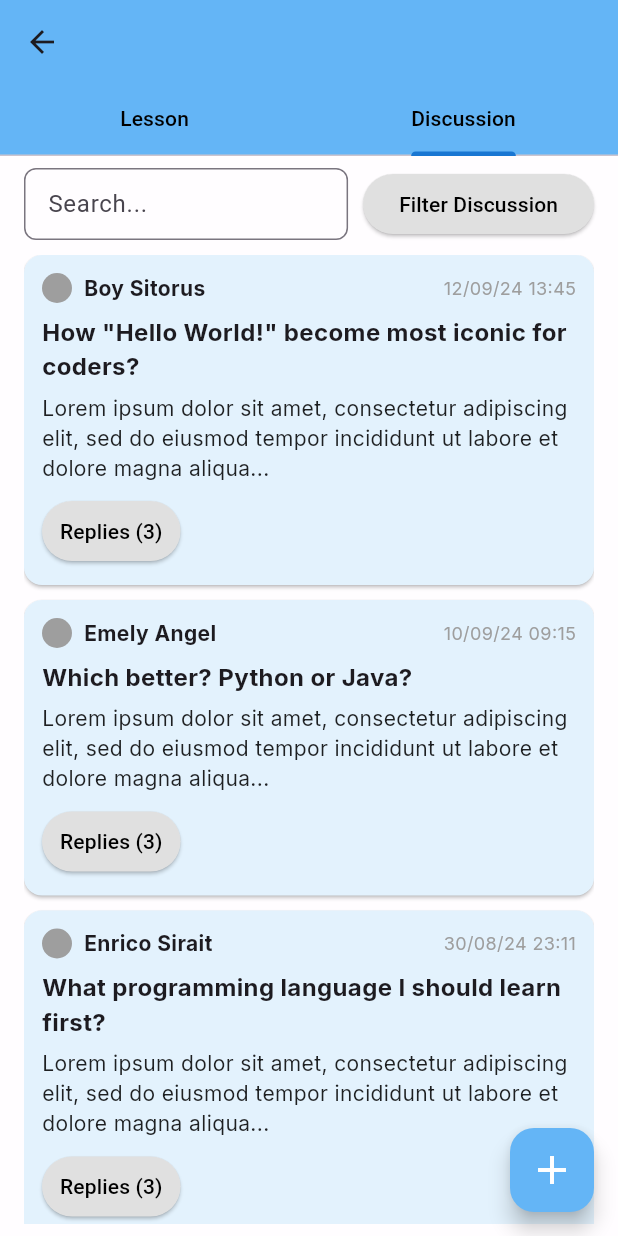
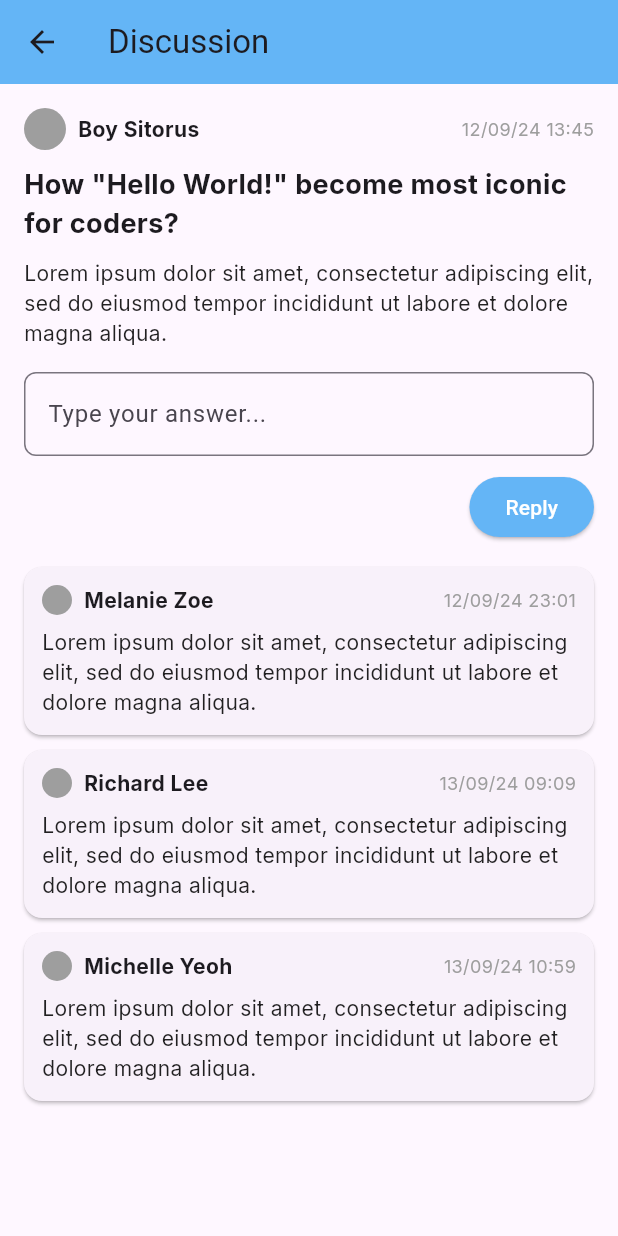
Before and after one commit to Gracesiamrbn/Progamify-mobile, a Flutter app: the TopicCourseScreen screen opened directly with empty values, tab 2 chosen, after a tap on "Replies (3)", on a phone screen of 412 x 824 dp. Run offline on Flutter 3.47's test engine with Material 3 defaults, Android fonts, the phone set to English and light mode, and no system bars; our stand-ins replace flutter_native_splash, flutter_svg, google_fonts.

Commit message:
topics n inside

```diff
--- /dev/null
+++ b/lib/presentation/screens/topic/discussion_reply_screen.dart
@@ -0,0 +1,149 @@
+import 'package:flutter/material.dart';
+import 'package:google_fonts/google_fonts.dart';
+
+class DiscussionReplyScreen extends StatelessWidget {
+  final String discussionTitle;
+  final String author;
+  final String date;
+
+  const DiscussionReplyScreen({
+    super.key,
+    required this.discussionTitle,
+    required this.author,
+    required this.date,
+  });
+
+  @override
+  Widget build(BuildContext context) {
+    return Scaffold(
+      appBar: AppBar(
+        backgroundColor: Colors.blue[300],
+        title: const Text('Discussion'),
+        leading: IconButton(
+          icon: const Icon(Icons.arrow_back),
+          onPressed: () {
+            Navigator.pop(context);
+          },
+        ),
+      ),
+      body: Padding(
+        padding: const EdgeInsets.all(16.0),
+        child: Column(
+          crossAxisAlignment: CrossAxisAlignment.start,
+          children: [
+            Row(
+              children: [
+                const CircleAvatar(
+                  backgroundColor: Colors.grey,
+                  radius: 14,
+                ),
+                const SizedBox(width: 8),
+                Text(
+                  author,
+                  style: GoogleFonts.inter(
+                    fontWeight: FontWeight.bold,
+                  ),
+                ),
+                const Spacer(),
+                Text(
+                  date,
+                  style: GoogleFonts.inter(fontSize: 12, color: Colors.grey),
+                ),
+              ],
+            ),
+            const SizedBox(height: 10),
+            Text(
+              discussionTitle,
+              style: GoogleFonts.inter(
+                fontSize: 18,
+                fontWeight: FontWeight.bold,
+              ),
+            ),
+            const SizedBox(height: 10),
+            Text(
+              'Lorem ipsum dolor sit amet, consectetur adipiscing elit, sed do eiusmod tempor incididunt ut labore et dolore magna aliqua.',
+              style: GoogleFonts.inter(fontSize: 14, color: Colors.black87),
+            ),
+            const SizedBox(height: 16),
+            TextField(
+              decoration: InputDecoration(
+                hintText: 'Type your answer...',
+                border: OutlineInputBorder(
+                  borderRadius: BorderRadius.circular(8),
+                ),
+              ),
+            ),
+            const SizedBox(height: 10),
+            Align(
+              alignment: Alignment.centerRight,
+              child: ElevatedButton(
+                onPressed: () {},
+                style: ElevatedButton.styleFrom(
+                  backgroundColor: Colors.blue[300],
+                  foregroundColor: Colors.white,
+                ),
+                child: const Text('Reply'),
+              ),
+            ),
+            const SizedBox(height: 16),
+            Expanded(
+              child: ListView(
+                children: const [
+                  _ReplyItem(name: 'Melanie Zoe', date: '12/09/24 23:01'),
+                  _ReplyItem(name: 'Richard Lee', date: '13/09/24 09:09'),
+                  _ReplyItem(name: 'Michelle Yeoh', date: '13/09/24 10:59'),
+                ],
+              ),
+            ),
+          ],
+        ),
+      ),
+    );
+  }
+}
+
+class _ReplyItem extends StatelessWidget {
+  final String name;
+  final String date;
+
+  const _ReplyItem({required this.name, required this.date});
+
+  @override
+  Widget build(BuildContext context) {
+    return Card(
+      shape: RoundedRectangleBorder(borderRadius: BorderRadius.circular(12)),
+      margin: const EdgeInsets.only(bottom: 10),
+      child: Padding(
+        padding: const EdgeInsets.all(12),
+        child: Column(
+          crossAxisAlignment: CrossAxisAlignment.start,
+          children: [
+            Row(
+              children: [
+                const CircleAvatar(
+                  backgroundColor: Colors.grey,
+                  radius: 10,
+                ),
+                const SizedBox(width: 8),
+                Text(
+                  name,
+                  style: GoogleFonts.inter(fontWeight: FontWeight.bold),
+                ),
+                const Spacer(),
+                Text(
+                  date,
+                  style: GoogleFonts.inter(fontSize: 12, color: Colors.grey),
+                ),
+              ],
+            ),
+            const SizedBox(height: 8),
+            Text(
+              'Lorem ipsum dolor sit amet, consectetur adipiscing elit, sed do eiusmod tempor incididunt ut labore et dolore magna aliqua.',
+              style: GoogleFonts.inter(fontSize: 14, color: Colors.black87),
+            ),
+          ],
+        ),
+      ),
+    );
+  }
+}
--- a/lib/presentation/screens/topic/topic_course_screen.dart
+++ b/lib/presentation/screens/topic/topic_course_screen.dart
@@ -1,5 +1,6 @@
 import 'package:flutter/material.dart';
 import 'package:google_fonts/google_fonts.dart';
+import 'discussion_reply_screen.dart'; // Import halaman reply
 
 class TopicCourseScreen extends StatefulWidget {
   final String topicTitle;
@@ -18,19 +19,25 @@ class _TopicCourseScreenState extends State<TopicCourseScreen>
   void initState() {
     super.initState();
     _tabController = TabController(length: 2, vsync: this);
+    _tabController.addListener(_handleTabChange);
   }
 
   @override
   void dispose() {
+    _tabController.removeListener(_handleTabChange);
     _tabController.dispose();
     super.dispose();
+  }
+
+  void _handleTabChange() {
+    setState(() {}); // Perbarui tampilan saat tab berubah
   }
 
   @override
   Widget build(BuildContext context) {
     return Scaffold(
       appBar: AppBar(
-        backgroundColor: Colors.blue[300], // Warna AppBar biru muda
+        backgroundColor: Colors.blue[300],
         title: Text(
           widget.topicTitle,
           style: GoogleFonts.inter(
@@ -50,7 +57,7 @@ class _TopicCourseScreenState extends State<TopicCourseScreen>
         ),
       ),
       body: Container(
-        color: Colors.white70, // Background fragment warna putih transparan
+        color: Colors.white70,
         child: TabBarView(
           controller: _tabController,
           children: [
@@ -59,13 +66,15 @@ class _TopicCourseScreenState extends State<TopicCourseScreen>
           ],
         ),
       ),
-      floatingActionButton: FloatingActionButton(
+      floatingActionButton: _tabController.index == 1
+          ? FloatingActionButton(
               backgroundColor: Colors.blue[300],
               onPressed: () {
                 // Aksi ketika tombol tambah diklik
               },
               child: const Icon(Icons.add, size: 32, color: Colors.white),
-      ),
+            )
+          : null, // Tidak menampilkan tombol di tab "Lesson"
     );
   }
 
@@ -152,6 +161,21 @@ class _TopicCourseScreenState extends State<TopicCourseScreen>
         "date": "29/08/24 10:00",
         "title": "Why so many programming language?",
       },
+      {
+        "name": "Boy Sitorus",
+        "date": "12/09/24 13:45",
+        "title": "How \"Hello World!\" become most iconic for coders?",
+      },
+      {
+        "name": "Emely Angel",
+        "date": "10/09/24 09:15",
+        "title": "Which better? Python or Java?",
+      },
+      {
+        "name": "Enrico Sirait",
+        "date": "30/08/24 23:11",
+        "title": "What programming language I should learn first?",
+      },
     ];
 
     return Padding(
@@ -187,7 +211,21 @@ class _TopicCourseScreenState extends State<TopicCourseScreen>
             child: ListView.builder(
               itemCount: discussions.length,
               itemBuilder: (context, index) {
-                return Card(
+                return InkWell(
+                  onTap: () {
+                    // Navigasi ke DiscussionReplyScreen saat Card diklik
+                    Navigator.push(
+                      context,
+                      MaterialPageRoute(
+                        builder: (context) => DiscussionReplyScreen(
+                          discussionTitle: discussions[index]['title']!,
+                          author: discussions[index]['name']!,
+                          date: discussions[index]['date']!,
+                        ),
+                      ),
+                    );
+                  },
+                  child: Card(
                     color: Colors.blue[50],
                     shape: RoundedRectangleBorder(
                       borderRadius: BorderRadius.circular(12),
@@ -229,7 +267,7 @@ class _TopicCourseScreenState extends State<TopicCourseScreen>
                           ),
                           const SizedBox(height: 6),
                           Text(
-                          'Lorem ipsum dolor sit amet, consectetur adipiscing elit, sed do eiusmod tempor incididunt ut labore et dolore magna aliqua...',
+                            'Lorem ipsum dolor sit amet, consectetur adipiscing elit...',
                             style: GoogleFonts.inter(
                                 fontSize: 14, color: Colors.black87),
                           ),
@@ -237,7 +275,20 @@ class _TopicCourseScreenState extends State<TopicCourseScreen>
                           Align(
                             alignment: Alignment.centerLeft,
                             child: ElevatedButton(
-                            onPressed: () {},
+                              onPressed: () {
+                                // Navigasi ke DiscussionReplyScreen saat button diklik
+                                Navigator.push(
+                                  context,
+                                  MaterialPageRoute(
+                                    builder: (context) => DiscussionReplyScreen(
+                                      discussionTitle: discussions[index]
+                                          ['title']!,
+                                      author: discussions[index]['name']!,
+                                      date: discussions[index]['date']!,
+                                    ),
+                                  ),
+                                );
+                              },
                               style: ElevatedButton.styleFrom(
                                 backgroundColor: Colors.grey.shade300,
                                 foregroundColor: Colors.black,
@@ -250,6 +301,7 @@ class _TopicCourseScreenState extends State<TopicCourseScreen>
                         ],
                       ),
                     ),
+                  ),
                 );
               },
             ),
--- a/lib/presentation/screens/topic/topic_detail_screen.dart
+++ b/lib/presentation/screens/topic/topic_detail_screen.dart
@@ -129,7 +129,7 @@ class TopicDetailScreen extends StatelessWidget {
               MaterialPageRoute(
                   builder: (context) => TopicCourseScreen(
                         courseTitle: topic['title'] as String? ?? '',
-                        topicTitle: 'Introduction',
+                        topicTitle: '',
                       )),
             );
           }
--- a/lib/presentation/screens/topic/topic_screen.dart
+++ b/lib/presentation/screens/topic/topic_screen.dart
@@ -69,14 +69,12 @@ class TopicsScreen extends StatelessWidget {
         .map(
           (topic) => GestureDetector(
             onTap: () {
-              if (topic == 'Introduction') {
               Navigator.push(
                 context,
                 MaterialPageRoute(
                   builder: (context) => TopicDetailScreen(topicTitle: topic),
                 ),
               );
-              }
             },
             child: Container(
               margin: const EdgeInsets.only(bottom: 12, left: 12, right: 12),
@@ -144,29 +142,3 @@ class TopicsScreen extends StatelessWidget {
         .toList();
   }
 }
-
-class ExerciseScreen extends StatelessWidget {
-  final String title;
-  const ExerciseScreen({super.key, required this.title});
-
-  @override
-  Widget build(BuildContext context) {
-    return Scaffold(
-      appBar: AppBar(title: Text(title)),
-      body: Center(child: Text('Exercise Screen: $title')),
-    );
-  }
-}
-
-class LessonScreen extends StatelessWidget {
-  final String title;
-  const LessonScreen({super.key, required this.title});
-
-  @override
-  Widget build(BuildContext context) {
-    return Scaffold(
-      appBar: AppBar(title: Text(title)),
-      body: Center(child: Text('Lesson Screen: $title')),
-    );
-  }
-}
```
Lines whose indentation alone changed are shown as unchanged.
